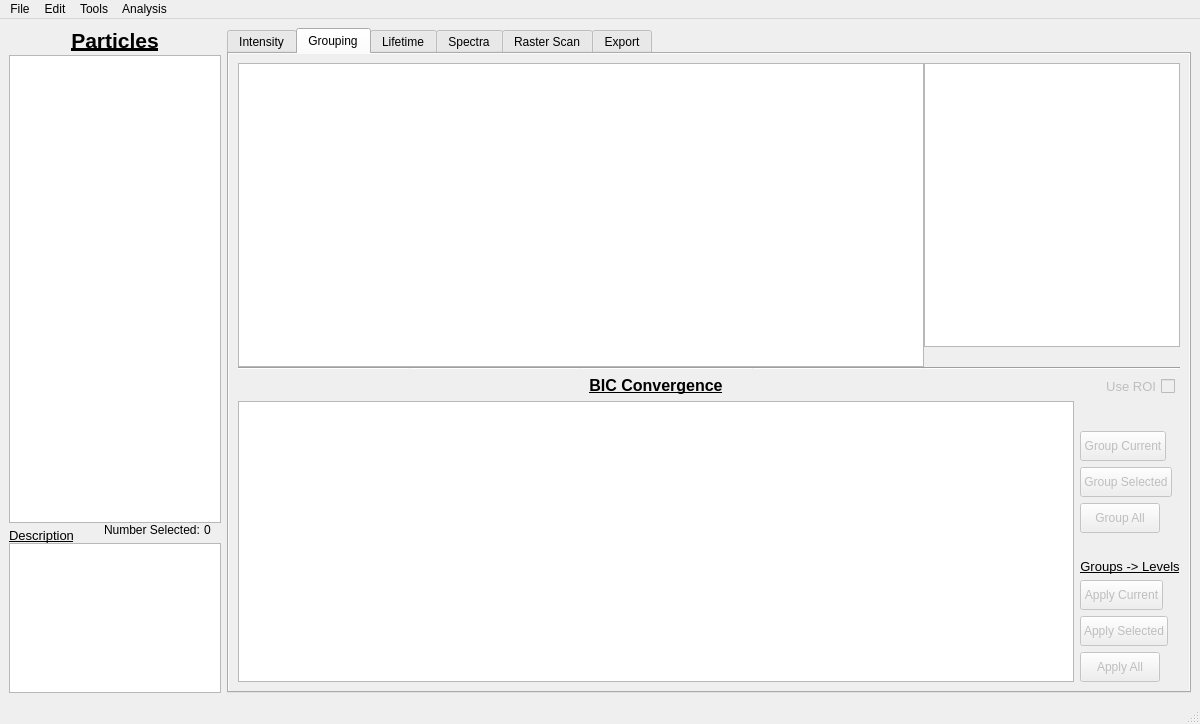
Before: the Qt Designer form resources/ui/mainwindow.ui in BioPhysicsUP/Full_SMS, drawn with Qt 5.
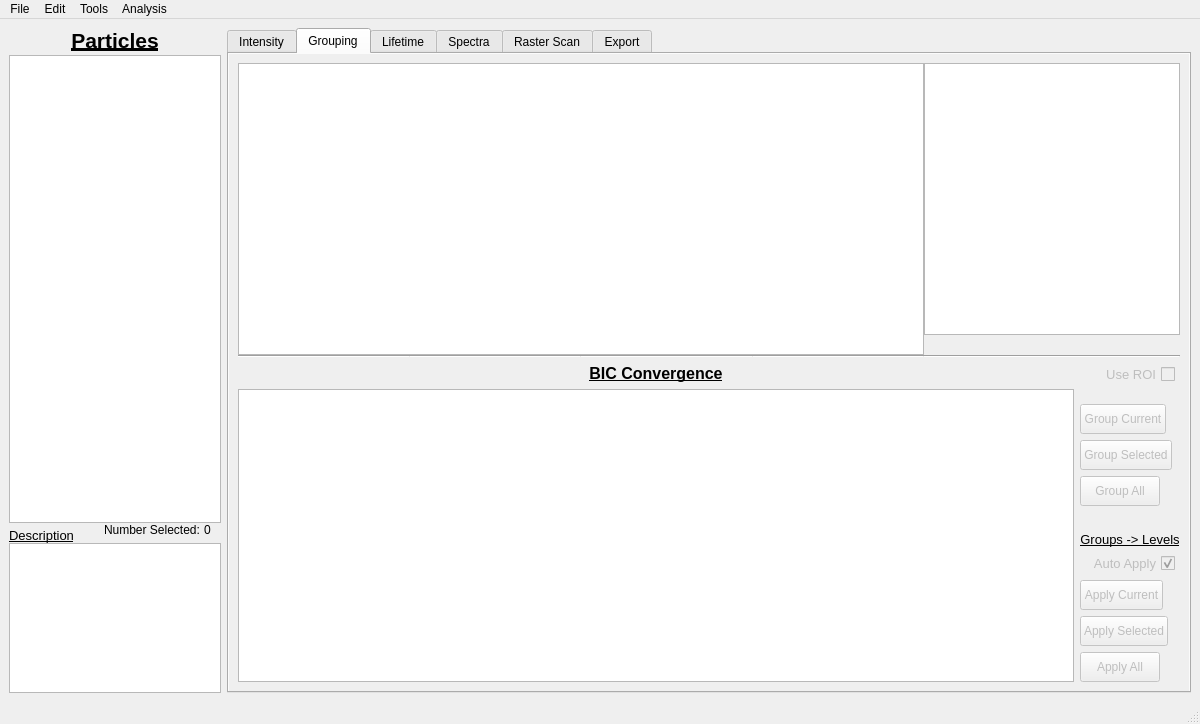
After: the same form once the commit is applied. The open tabs and pages were chosen to show the change. Icons and pictures are not drawn. Custom widgets are drawn as their Qt base class.

What changed in the file:
```diff
--- a/resources/ui/mainwindow.ui
+++ b/resources/ui/mainwindow.ui
@@ -1421,6 +1421,62 @@
               </property>
              </widget>
             </item>
+            <item>
+             <layout class="QHBoxLayout" name="horizontalLayout_9">
+              <item>
+               <widget class="QCheckBox" name="chbGroup_Auto_Apply">
+                <property name="enabled">
+                 <bool>false</bool>
+                </property>
+                <property name="sizePolicy">
+                 <sizepolicy hsizetype="Minimum" vsizetype="Minimum">
+                  <horstretch>0</horstretch>
+                  <verstretch>0</verstretch>
+                 </sizepolicy>
+                </property>
+                <property name="font">
+                 <font>
+                  <pointsize>10</pointsize>
+                 </font>
+                </property>
+                <property name="layoutDirection">
+                 <enum>Qt::RightToLeft</enum>
+                </property>
+                <property name="text">
+                 <string>Auto Apply</string>
+                </property>
+                <property name="iconSize">
+                 <size>
+                  <width>16</width>
+                  <height>16</height>
+                 </size>
+                </property>
+                <property name="checked">
+                 <bool>true</bool>
+                </property>
+                <property name="tristate">
+                 <bool>false</bool>
+                </property>
+               </widget>
+              </item>
+              <item>
+               <spacer name="horizontalSpacer_15">
+                <property name="orientation">
+                 <enum>Qt::Horizontal</enum>
+                </property>
+                <property name="sizeType">
+                 <enum>QSizePolicy::Minimum</enum>
+                </property>
+                <property name="sizeHint" stdset="0">
+                 <size>
+                  <width>5</width>
+                  <height>20</height>
+                 </size>
+                </property>
+               </spacer>
+              </item>
+             </layout>
+            </item>
             <item>
              <widget class="QPushButton" name="btnApplyGroupsCurrent">
               <property name="enabled">
```
Left out of the diff: 2 changed lines with no effect on the pictures.
